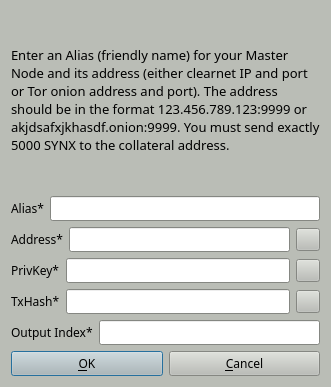
Before: the Qt Designer form src/qt/forms/addeditatomnode.ui in SyndicateClassic/SyndicateClassic, drawn with Qt 5.
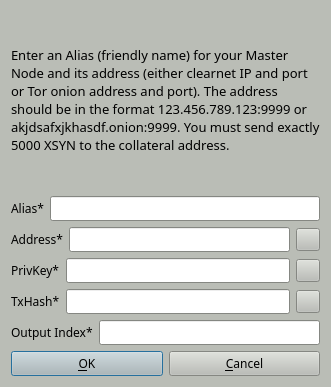
After: the same form once the commit is applied. Icons and pictures are not drawn.

Commit message: Updated currency code: XSYN

Diff of the .ui file:
```diff
--- a/src/qt/forms/addeditatomnode.ui
+++ b/src/qt/forms/addeditatomnode.ui
@@ -454,7 +454,7 @@
       </font>
      </property>
      <property name="text">
-      <string>&lt;html&gt;&lt;head/&gt;&lt;body&gt;&lt;p&gt;&lt;span style=&quot; font-size:10pt;&quot;&gt;Enter an Alias (friendly name) for your Master Node and its address (either clearnet IP and port or Tor onion address and port). The address should be in the format 123.456.789.123:9999 or akjdsafxjkhasdf.onion:9999. You must send exactly 5000 SYNX to the collateral address.&lt;/span&gt;&lt;/p&gt;&lt;/body&gt;&lt;/html&gt;</string>
+      <string>&lt;html&gt;&lt;head/&gt;&lt;body&gt;&lt;p&gt;&lt;span style=&quot; font-size:10pt;&quot;&gt;Enter an Alias (friendly name) for your Master Node and its address (either clearnet IP and port or Tor onion address and port). The address should be in the format 123.456.789.123:9999 or akjdsafxjkhasdf.onion:9999. You must send exactly 5000 XSYN to the collateral address.&lt;/span&gt;&lt;/p&gt;&lt;/body&gt;&lt;/html&gt;</string>
      </property>
      <property name="wordWrap">
       <bool>true</bool>
```
The commit also changes 117 other files.
